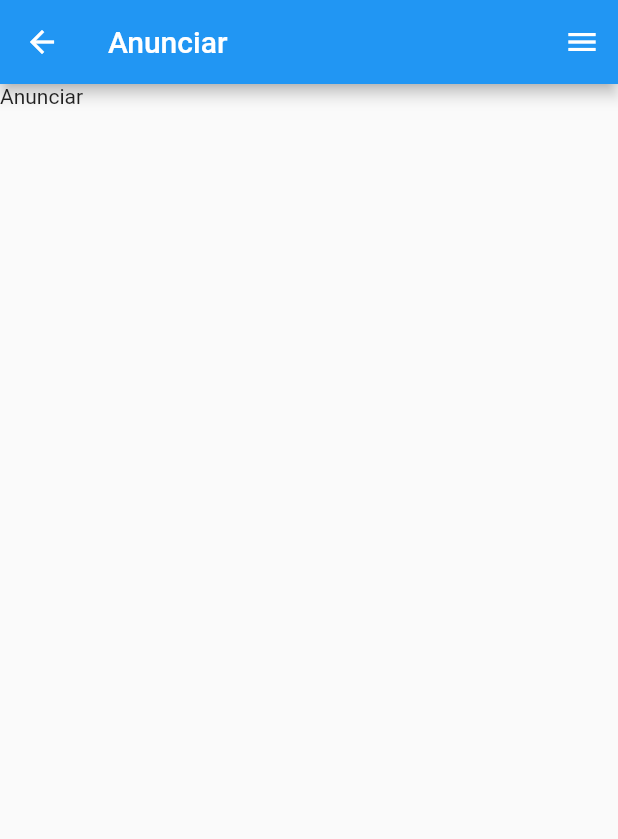
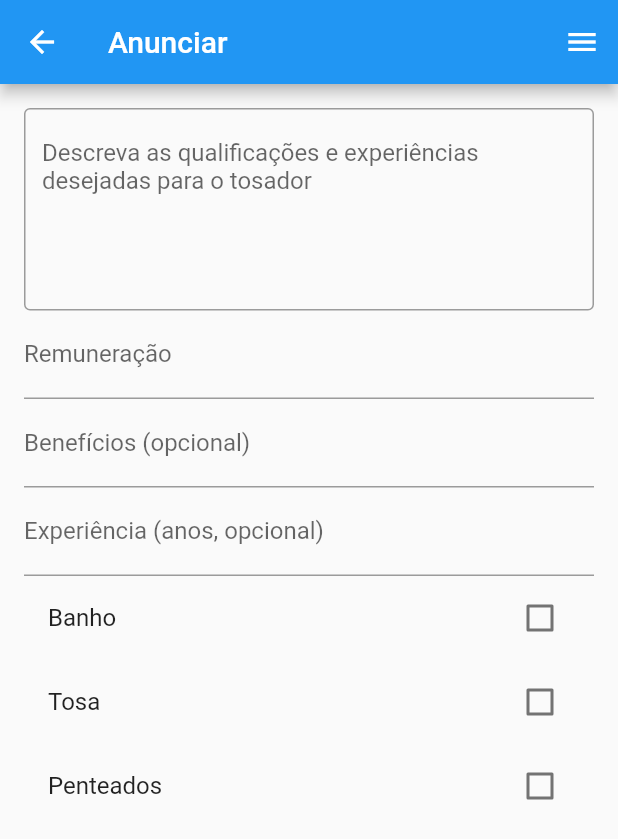
Before and after one commit to pedro-git-projects/toguishi-flutter, a Flutter app: the AdvertiseScreen screen opened directly, on a phone screen of 412 x 824 dp. Shown: the top 839 px of the screen. Run offline on Flutter 3.47's test engine with Material 2 defaults, Android fonts, the phone set to English and light mode, and no system bars; our stand-ins replace flutter_dotenv, flutter_secure_storage; accounts and stored records are empty.

Commit message:
provisory advertise form impl

```diff
--- a/lib/main.dart
+++ b/lib/main.dart
@@ -53,6 +53,6 @@ class AuthWrapper extends StatelessWidget {
   @override
   Widget build(BuildContext context) {
     final authState = Provider.of<AuthProvider>(context);
-    return authState.isAuthenticated ? const Bottomnav() : const LoginScreen();
+    return authState.isAuthenticated ? const LoginScreen() : const Bottomnav();
   }
 }
--- a/lib/screens/authenticated/advertise_screen.dart
+++ b/lib/screens/authenticated/advertise_screen.dart
@@ -1,4 +1,5 @@
 import 'package:flutter/material.dart';
+import 'package:toguishi/widgets/forms/store/create_advertise.dart';
 import 'package:toguishi/widgets/ui/drawer_menu.dart';
 
 class AdvertiseScreen extends StatelessWidget {
@@ -11,7 +12,12 @@ class AdvertiseScreen extends StatelessWidget {
       appBar: AppBar(
         title: const Text('Anunciar'),
       ),
-      body: const SafeArea(child: Text("Anunciar")),
+      body: const SafeArea(
+        child: Padding(
+          padding: EdgeInsets.all(16),
+          child: CreateAdvertiseForm(),
+        ),
+      ),
     );
   }
 }
--- /dev/null
+++ b/lib/widgets/forms/store/create_advertise.dart
@@ -0,0 +1,86 @@
+import 'package:flutter/material.dart';
+
+class CreateAdvertiseForm extends StatefulWidget {
+  const CreateAdvertiseForm({super.key});
+
+  @override
+  CreateAdvertiseFormState createState() => CreateAdvertiseFormState();
+}
+
+class CreateAdvertiseFormState extends State<CreateAdvertiseForm> {
+  List<String> selectedOptions = [];
+  final descricaoController = TextEditingController();
+  final remuneracaoController = TextEditingController();
+  final beneficiosController = TextEditingController();
+  final experienciaController = TextEditingController();
+
+  @override
+  Widget build(BuildContext context) {
+    return Column(
+      children: <Widget>[
+        TextFormField(
+          controller: descricaoController,
+          decoration: const InputDecoration(
+              border: OutlineInputBorder(),
+              hintText:
+                  'Descreva as qualificações e experiências desejadas para o tosador'),
+          maxLines: 5,
+        ),
+        TextFormField(
+          controller: remuneracaoController,
+          decoration: const InputDecoration(labelText: 'Remuneração'),
+          keyboardType: TextInputType.number,
+        ),
+        TextFormField(
+          controller: beneficiosController,
+          decoration: const InputDecoration(labelText: 'Benefícios (opcional)'),
+        ),
+        TextFormField(
+          controller: experienciaController,
+          decoration:
+              const InputDecoration(labelText: 'Experiência (anos, opcional)'),
+          keyboardType: TextInputType.number,
+        ),
+        CheckboxListTile(
+          title: const Text("Banho"),
+          value: selectedOptions.contains("Banho"),
+          onChanged: (value) {
+            setState(() {
+              if (selectedOptions.contains("Banho")) {
+                selectedOptions.remove("Banho");
+              } else {
+                selectedOptions.add("Banho");
+              }
+            });
+          },
+        ),
+        CheckboxListTile(
+          title: const Text("Tosa"),
+          value: selectedOptions.contains("Tosa"),
+          onChanged: (value) {
+            setState(() {
+              if (selectedOptions.contains("Tosa")) {
+                selectedOptions.remove("Tosa");
+              } else {
+                selectedOptions.add("Tosa");
+              }
+            });
+          },
+        ),
+        CheckboxListTile(
+          title: const Text("Penteados"),
+          value: selectedOptions.contains("Penteados"),
+          onChanged: (value) {
+            setState(() {
+              if (selectedOptions.contains("Penteados")) {
+                selectedOptions.remove("Penteados");
+              } else {
+                selectedOptions.add("Penteados");
+              }
+            });
+          },
+        ),
+      ],
+    );
+  }
+}
```
